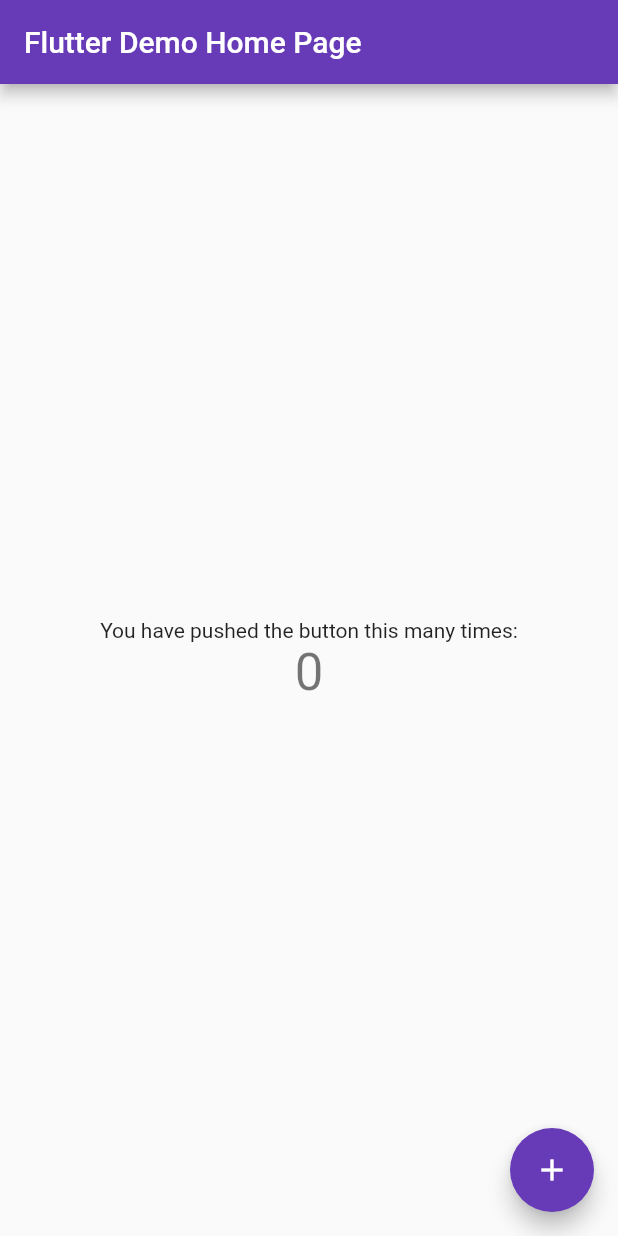
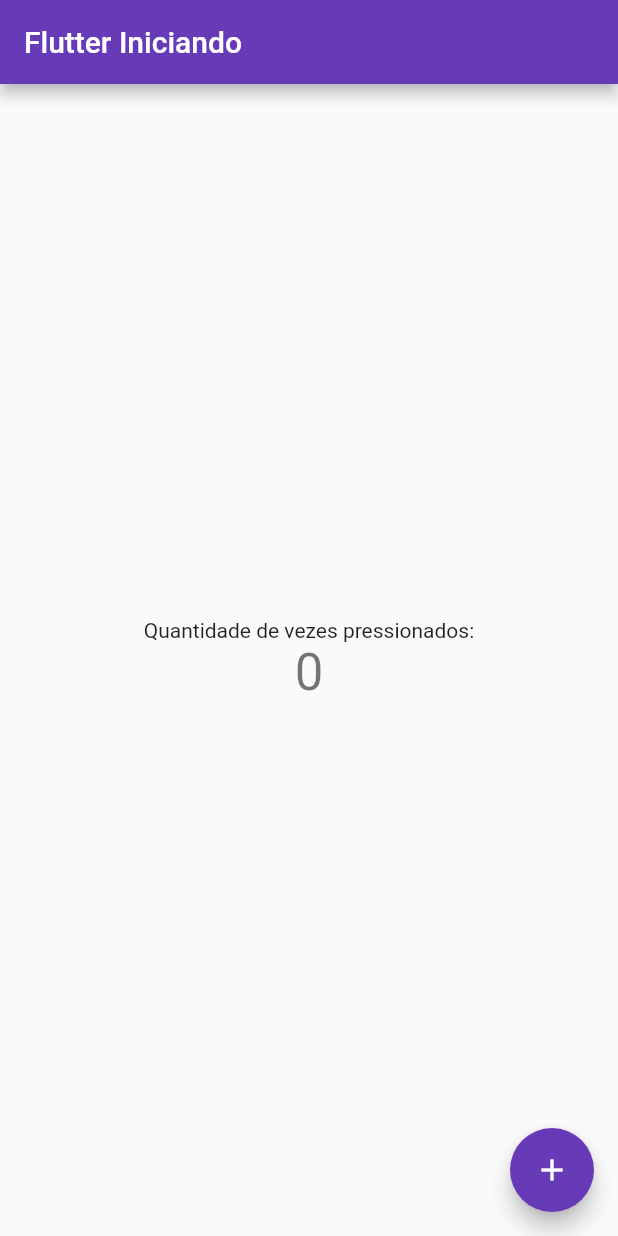
Before and after one commit to diegocar448/Flutter, a Flutter app: the screen it shows after launch, on a phone screen of 412 x 824 dp. Run offline on Flutter 3.47's test engine with Material 2 defaults, Android fonts, the phone set to English and light mode, and no system bars.

Commit message:
propriedades layouts hotReload

```diff
--- a/lib/main.dart
+++ b/lib/main.dart
@@ -26,7 +26,7 @@ class MyApp extends StatelessWidget {
         // closer together (more dense) than on mobile platforms.
         visualDensity: VisualDensity.adaptivePlatformDensity,
       ),
-      home: MyHomePage(title: 'Flutter Demo Home Page'),
+      home: MyHomePage(title: 'Flutter Iniciando'),
     );
   }
 }
@@ -98,7 +98,7 @@ class _MyHomePageState extends State<MyHomePage> {
           mainAxisAlignment: MainAxisAlignment.center,
           children: <Widget>[
             Text(
-              'You have pushed the button this many times:',
+              'Quantidade de vezes pressionados:',
             ),
             Text(
               '$_counter',
```
